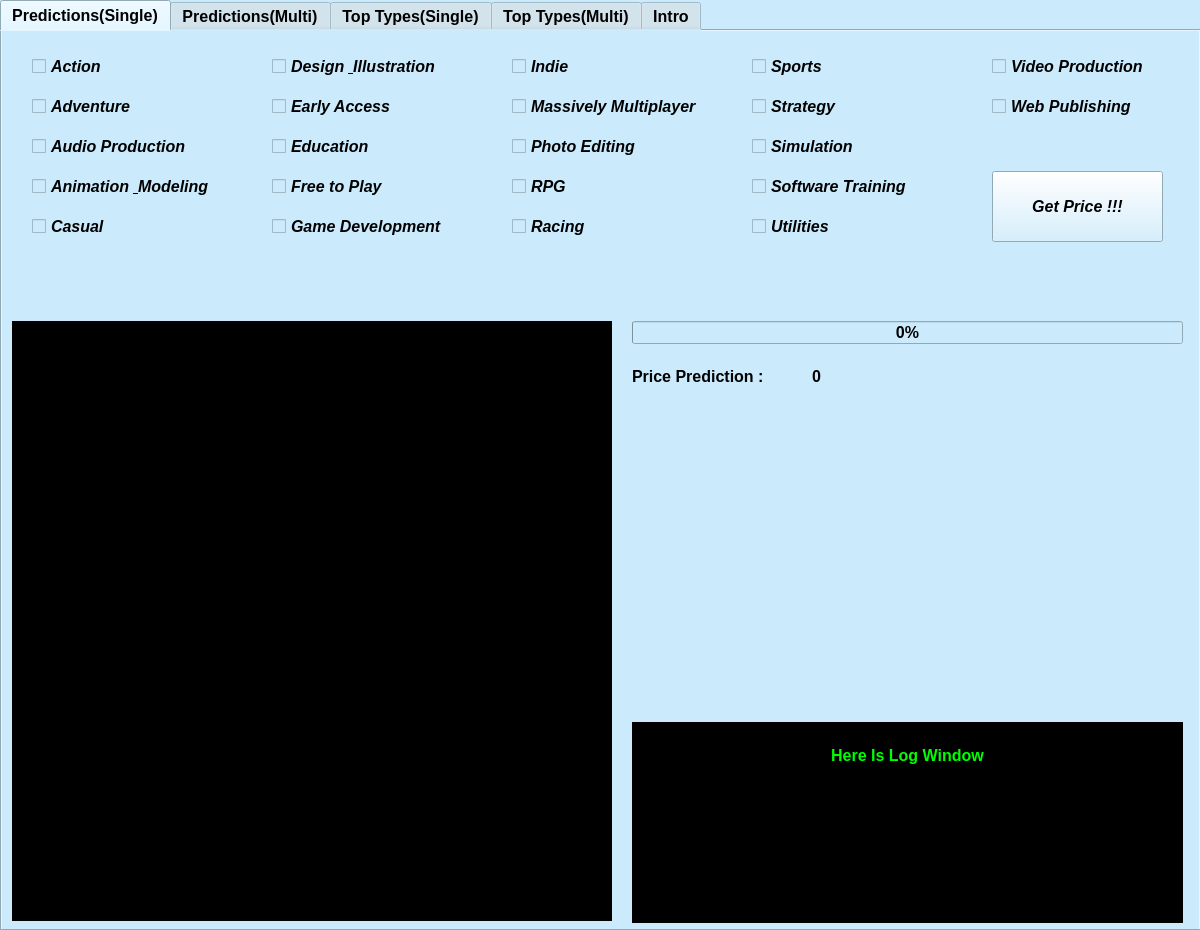
The window that SteamAnalyzer.ui (ramadepo/Ncu-DataScience-SteamAnalyzer) describes before a commit, drawn with Qt 5.
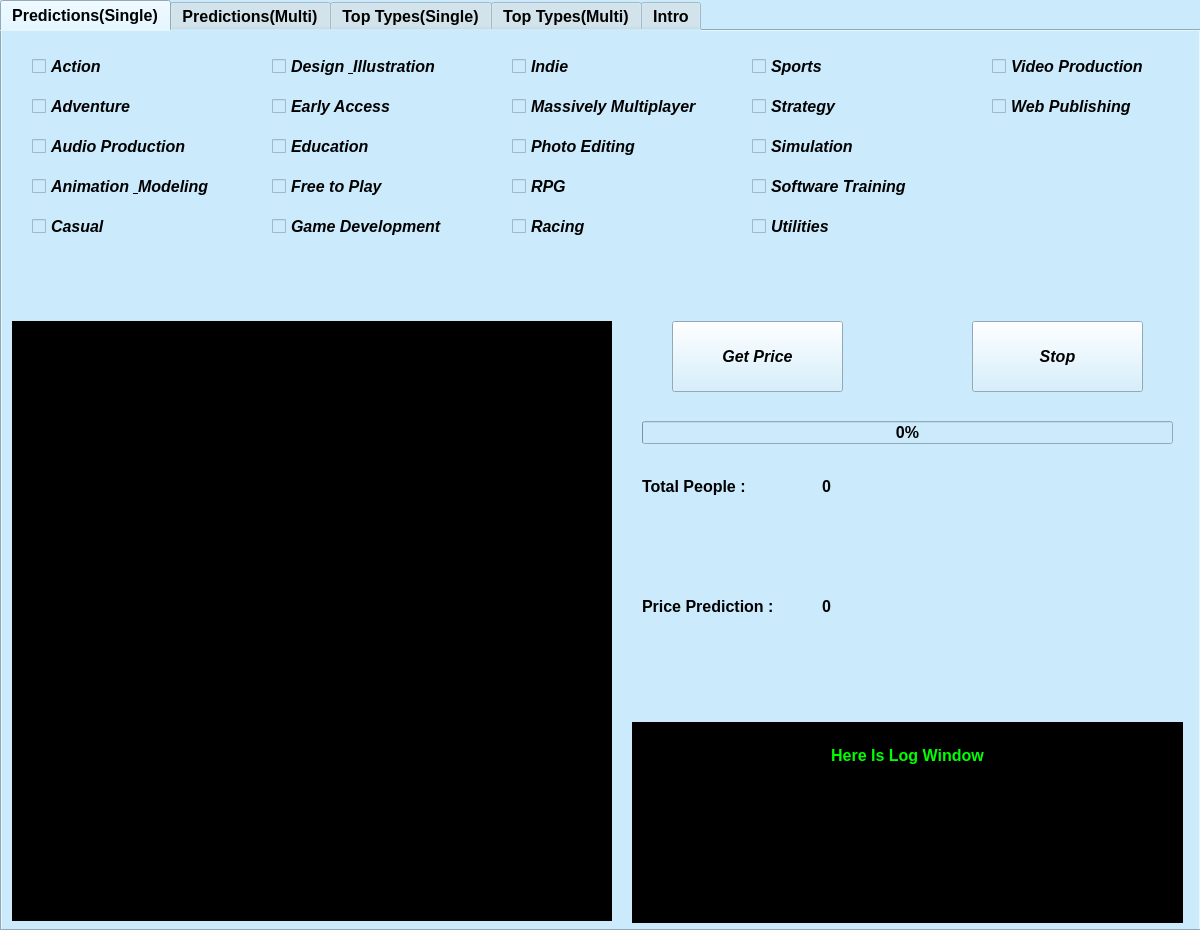
The same window after the commit.

Commit message: add progress bar and show total people num

```diff
--- a/SteamAnalyzer.ui
+++ b/SteamAnalyzer.ui
@@ -98,8 +98,8 @@
      <widget class="QPushButton" name="button_sin_prediction">
       <property name="geometry">
        <rect>
-        <x>990</x>
-        <y>140</y>
+        <x>670</x>
+        <y>290</y>
         <width>171</width>
         <height>71</height>
        </rect>
@@ -113,7 +113,7 @@
        </font>
       </property>
       <property name="text">
-       <string>Get Price !!!</string>
+       <string>Get Price</string>
       </property>
      </widget>
      <widget class="QCheckBox" name="checkBox_sin_action">
@@ -581,9 +581,9 @@
      <widget class="QProgressBar" name="progressBar_sin">
       <property name="geometry">
        <rect>
-        <x>630</x>
-        <y>290</y>
-        <width>551</width>
+        <x>640</x>
+        <y>390</y>
+        <width>531</width>
         <height>23</height>
        </rect>
       </property>
@@ -602,8 +602,8 @@
      <widget class="QLabel" name="label_sin_priceprediction">
       <property name="geometry">
        <rect>
-        <x>630</x>
-        <y>330</y>
+        <x>640</x>
+        <y>560</y>
         <width>161</width>
         <height>31</height>
        </rect>
@@ -623,8 +623,8 @@
      <widget class="QLabel" name="label_sin_price">
       <property name="geometry">
        <rect>
-        <x>810</x>
-        <y>330</y>
+        <x>820</x>
+        <y>560</y>
         <width>161</width>
         <height>31</height>
        </rect>
@@ -671,6 +671,69 @@
 &lt;p style=&quot;-qt-paragraph-type:empty; margin-top:0px; margin-bottom:0px; margin-left:0px; margin-right:0px; -qt-block-indent:0; text-indent:0px;&quot;&gt;&lt;br /&gt;&lt;/p&gt;&lt;/body&gt;&lt;/html&gt;</string>
       </property>
      </widget>
+     <widget class="QPushButton" name="button_sin_stop">
+      <property name="geometry">
+       <rect>
+        <x>970</x>
+        <y>290</y>
+        <width>171</width>
+        <height>71</height>
+       </rect>
+      </property>
+      <property name="font">
+       <font>
+        <pointsize>12</pointsize>
+        <weight>75</weight>
+        <italic>true</italic>
+        <bold>true</bold>
+       </font>
+      </property>
+      <property name="text">
+       <string>Stop</string>
+      </property>
+     </widget>
+     <widget class="QLabel" name="label_sin_totalpeoplenum">
+      <property name="geometry">
+       <rect>
+        <x>820</x>
+        <y>440</y>
+        <width>161</width>
+        <height>31</height>
+       </rect>
+      </property>
+      <property name="font">
+       <font>
+        <pointsize>12</pointsize>
+        <weight>75</weight>
+        <italic>false</italic>
+        <bold>true</bold>
+       </font>
+      </property>
+      <property name="text">
+       <string>0</string>
+      </property>
+     </widget>
+     <widget class="QLabel" name="label_sin_totalpeople">
+      <property name="geometry">
+       <rect>
+        <x>640</x>
+        <y>440</y>
+        <width>161</width>
+        <height>31</height>
+       </rect>
+      </property>
+      <property name="font">
+       <font>
+        <pointsize>12</pointsize>
+        <weight>75</weight>
+        <italic>false</italic>
+        <bold>true</bold>
+       </font>
+      </property>
+      <property name="text">
+       <string>Total People : </string>
+      </property>
+     </widget>
     </widget>
     <widget class="QWidget" name="tab_mul_price">
      <attribute name="title">
```
Left out of the diff: 125 changed lines with no effect on the pictures. The commit also changes 13 other files.
